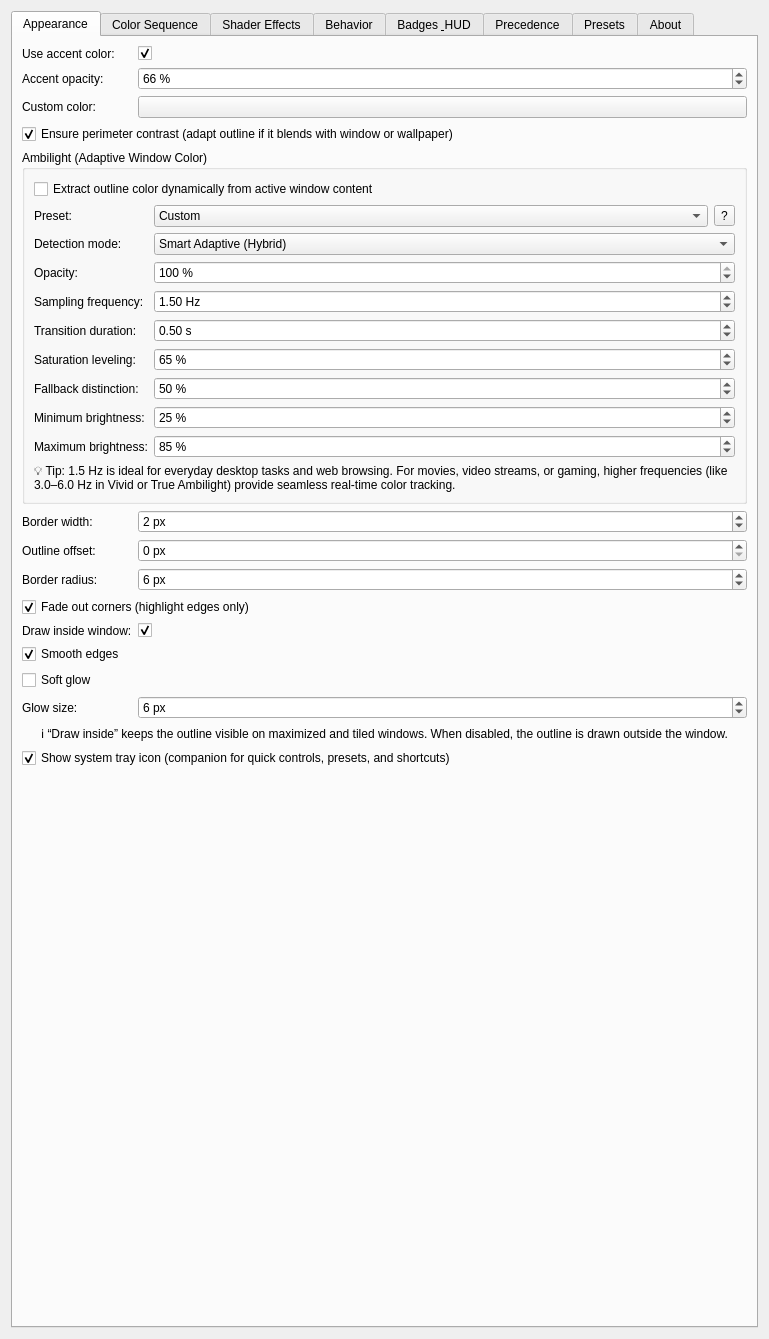
gmalinowski/LeapK, file leapk_config.ui: the form before one commit.
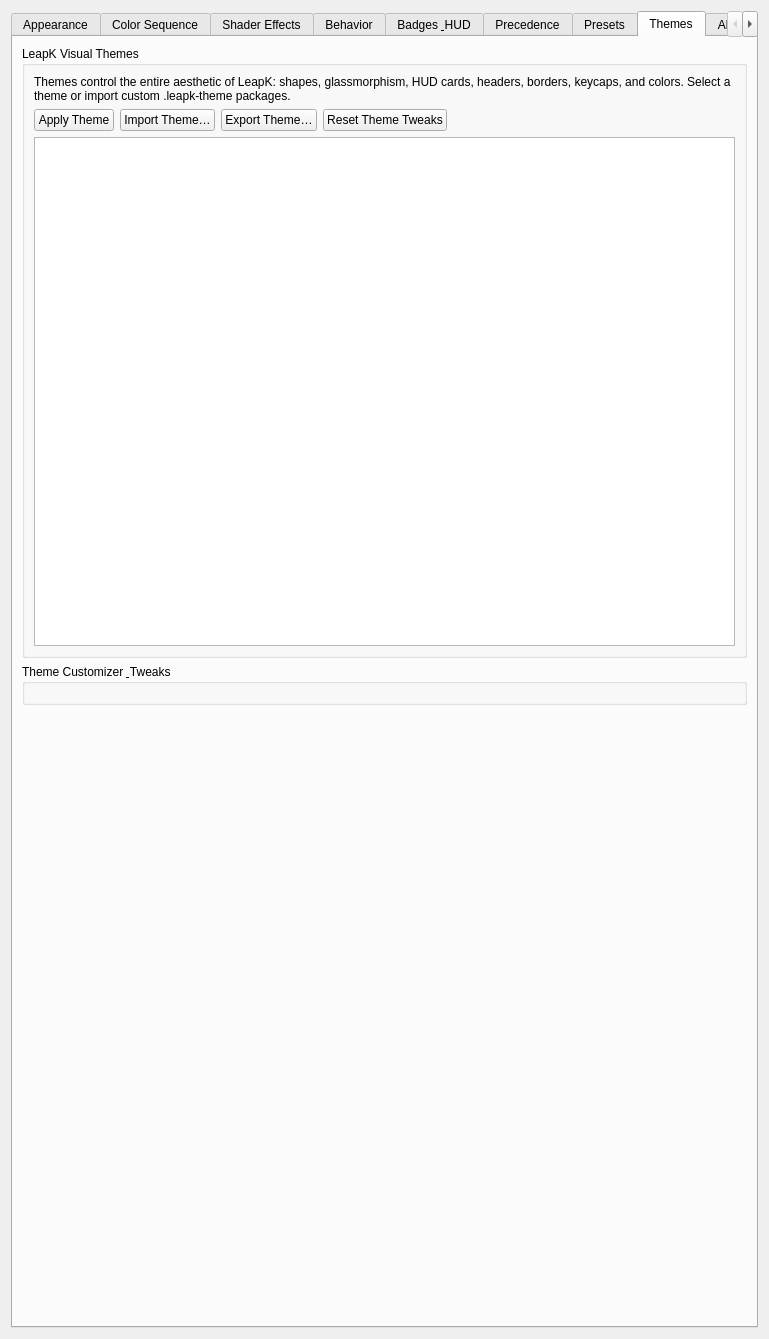
The form after the commit. The open tabs and pages were chosen to show the change. Icons and pictures are not drawn. Custom widgets are drawn as their Qt base class.

Commit message: feat(themes): implement declarative theme engine, dynamic settings parameters, and built-in themes library

Diff of the .ui file:
```diff
--- a/leapk_config.ui
+++ b/leapk_config.ui
@@ -3430,7 +3430,133 @@
       </layout>
      </widget>
 
-     <!-- TAB 7: About & Maintenance -->
+     <!-- TAB 7: Themes -->
+     <widget class="QWidget" name="tabThemes">
+      <attribute name="title">
+       <string>Themes</string>
+      </attribute>
+      <layout class="QVBoxLayout" name="verticalLayoutThemes">
+       <item>
+        <widget class="QGroupBox" name="groupThemesList">
+         <property name="title">
+          <string>LeapK Visual Themes</string>
+         </property>
+         <layout class="QVBoxLayout" name="layoutGroupThemes">
+          <item>
+           <widget class="QLabel" name="labelThemesHelp">
+            <property name="text">
+             <string>Themes control the entire aesthetic of LeapK: shapes, glassmorphism, HUD cards, headers, borders, keycaps, and colors. Select a theme or import custom .leapk-theme packages.</string>
+            </property>
+            <property name="wordWrap">
+             <bool>true</bool>
+            </property>
+           </widget>
+          </item>
+          <item>
+           <layout class="QHBoxLayout" name="layoutThemeActions">
+            <item>
+             <widget class="QPushButton" name="btnApplyTheme">
+              <property name="text">
+               <string>Apply Theme</string>
+              </property>
+              <property name="icon">
+               <iconset theme="dialog-ok"/>
+              </property>
+             </widget>
+            </item>
+            <item>
+             <widget class="QPushButton" name="btnImportTheme">
+              <property name="text">
+               <string>Import Theme…</string>
+              </property>
+              <property name="icon">
+               <iconset theme="document-import"/>
+              </property>
+             </widget>
+            </item>
+            <item>
+             <widget class="QPushButton" name="btnExportTheme">
+              <property name="text">
+               <string>Export Theme…</string>
+              </property>
+              <property name="icon">
+               <iconset theme="document-export"/>
+              </property>
+             </widget>
+            </item>
+            <item>
+             <widget class="QPushButton" name="btnResetThemeParams">
+              <property name="text">
+               <string>Reset Theme Tweaks</string>
+              </property>
+              <property name="icon">
+               <iconset theme="edit-undo"/>
+              </property>
+             </widget>
+            </item>
+            <item>
+             <spacer name="spacerThemeActions">
+              <property name="orientation">
+               <enum>Qt::Horizontal</enum>
+              </property>
+              <property name="sizeHint" stdset="0">
+               <size>
+                <width>40</width>
+                <height>20</height>
+               </size>
+              </property>
+             </spacer>
+            </item>
+           </layout>
+          </item>
+          <item>
+           <widget class="QTableWidget" name="tableThemes">
+            <property name="sizePolicy">
+             <sizepolicy hsizetype="Expanding" vsizetype="Expanding">
+              <horstretch>0</horstretch>
+              <verstretch>0</verstretch>
+             </sizepolicy>
+            </property>
+            <property name="minimumSize">
+             <size>
+              <width>0</width>
+              <height>160</height>
+             </size>
+            </property>
+           </widget>
+          </item>
+         </layout>
+        </widget>
+       </item>
+       <item>
+        <widget class="QGroupBox" name="groupActiveThemeParams">
+         <property name="title">
+          <string>Theme Customizer &amp; Tweaks</string>
+         </property>
+         <layout class="QFormLayout" name="formLayoutThemeParams">
+          <property name="fieldGrowthPolicy">
+           <enum>QFormLayout::ExpandingFieldsGrow</enum>
+          </property>
+         </layout>
+        </widget>
+       </item>
+       <item>
+        <spacer name="spacerThemesBottom">
+         <property name="orientation">
+          <enum>Qt::Vertical</enum>
+         </property>
+         <property name="sizeHint" stdset="0">
+          <size>
+           <width>20</width>
+           <height>20</height>
+          </size>
+         </property>
+        </spacer>
+       </item>
+      </layout>
+     </widget>
+
+     <!-- TAB 8: About & Maintenance -->
      <widget class="QWidget" name="tabAbout">
       <attribute name="title">
        <string>About</string>
```
The commit also changes 11 other files.
